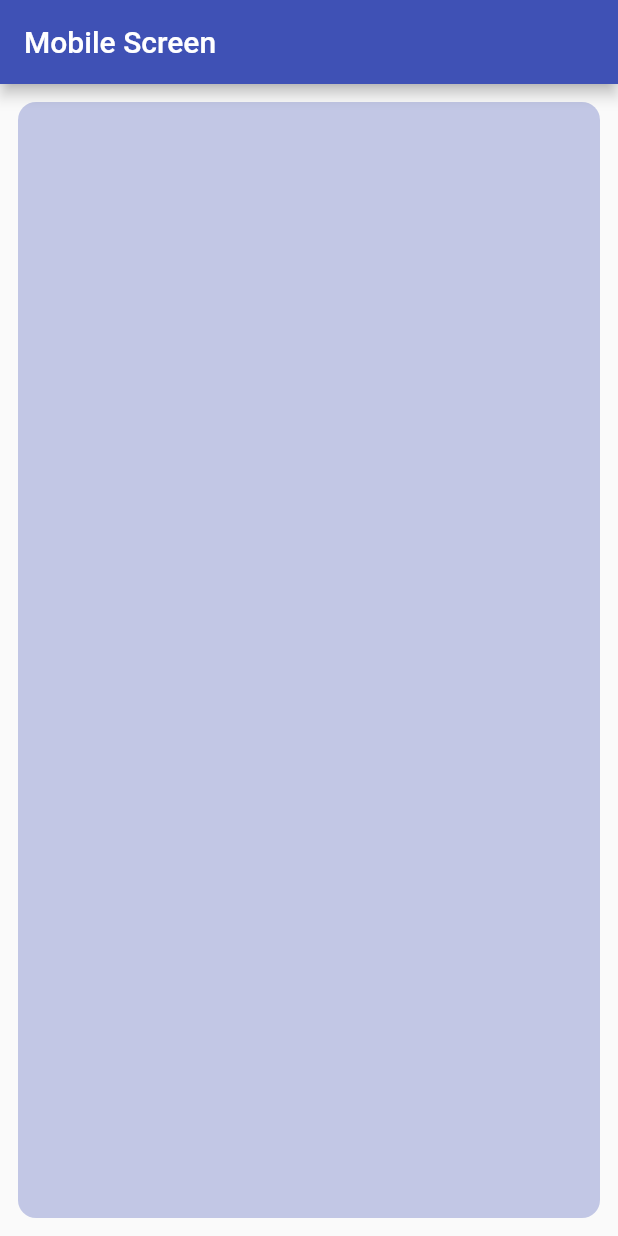
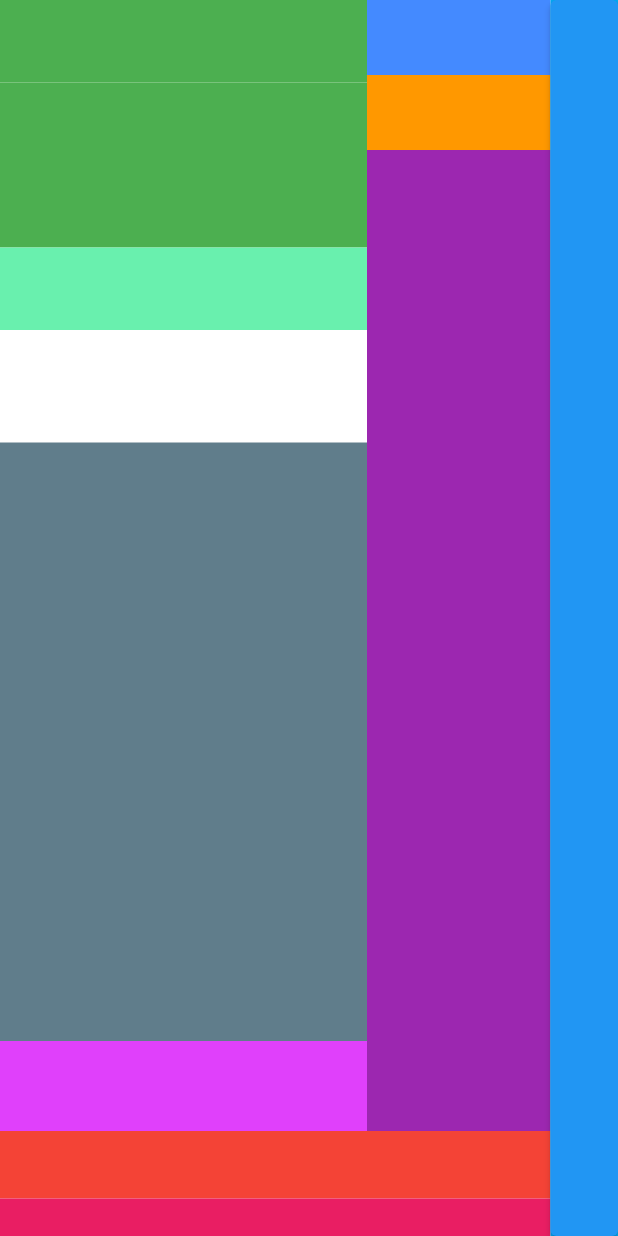
Before and after one commit to qaraee13566532/tech_scale, a Flutter app: the screen it shows after launch, on a phone screen of 412 x 824 dp. Run offline on Flutter 3.47's test engine with Material 2 defaults, Android fonts, the phone set to English and light mode, and no system bars; missing offline and left inert: window_size.

Commit message:
project folderd

```diff
--- a/lib/main.dart
+++ b/lib/main.dart
@@ -1,38 +1,30 @@
-import 'package:device_preview/device_preview.dart';
+import 'dart:io' show Platform;
+
 import 'package:flutter/material.dart';
-import 'package:responsive_builder/responsive_builder.dart';
-import 'package:tech_scale/responsive/desktop_screen..dart';
-import 'package:tech_scale/responsive/mobile_screen.dart';
-import 'package:tech_scale/responsive/tablet_screen.dart';
+import 'package:tech_scale/views/weight_scale_ui/weight_scale_ui.dart';
+import 'package:window_size/window_size.dart';
 
 void main() {
-  runApp(DevicePreview(enabled: true, builder: (contex) => MyApp()));
+  WidgetsFlutterBinding.ensureInitialized();
+  if (Platform.isWindows) {
+    setWindowMinSize(const Size(1024, 768));
+  }
+  runApp(MyApp());
 }
 
-class MyApp extends StatelessWidget {
+class MyApp extends StatefulWidget {
   const MyApp({Key? key}) : super(key: key);
 
   @override
+  State<MyApp> createState() => _MyAppState();
+}
+
+class _MyAppState extends State<MyApp> {
+  @override
   Widget build(BuildContext context) {
     return MaterialApp(
-      debugShowCheckedModeBanner: false,
-      theme: ThemeData.light().copyWith(
-        appBarTheme: AppBarTheme(color: Colors.indigo),
-        primaryColor: Colors.indigo,
-      ),
-      home: HomePage(),
-      useInheritedMediaQuery: true,
-      builder: DevicePreview.appBuilder,
-    );
+        debugShowCheckedModeBanner: false,
+        theme: ThemeData.light(),
+        home: WeightScaleUI());
   }
 }
-
-class HomePage extends StatelessWidget {
-  const HomePage({Key? key}) : super(key: key);
-
-  @override
-  Widget build(BuildContext context) {
-    return ScreenTypeLayout(
-      mobile: MobileScreen(), tablet: TabletScreen(), desktop: DesktopScreen(),);
-  }
-}
--- a/lib/responsive/desktop_screen..dart
+++ /dev/null
@@ -1,23 +0,0 @@
-import 'package:flutter/material.dart';
-
-class DesktopScreen extends StatelessWidget {
-  const DesktopScreen({Key? key}) : super(key: key);
-
-  @override
-  Widget build(BuildContext context) {
-    return Scaffold(
-      appBar: AppBar(
-        title: Text("Desktop Screen"),
-      ),
-      body: Column(
-        children: [
-          Row(
-            children: [
-              Expanded(child: child)
-            ],
-          )
-        ],
-      )
-    );
-  }
-}
--- a/lib/responsive/mobile_screen.dart
+++ /dev/null
@@ -1,21 +0,0 @@
-import 'package:flutter/material.dart';
-
-class MobileScreen extends StatelessWidget {
-  const MobileScreen({Key? key}) : super(key: key);
-
-  @override
-  Widget build(BuildContext context) {
-    return Scaffold(
-      appBar: AppBar(
-        title: Text("Mobile Screen"),
-      ),
-      body: Container(
-        margin: EdgeInsets.all(12),
-        decoration: BoxDecoration(
-          borderRadius: BorderRadius.circular(12),
-          color: Theme.of(context).primaryColor.withOpacity(0.3)
-        ),
-      ),
-    );
-  }
-}
--- a/lib/responsive/tablet_screen.dart
+++ /dev/null
@@ -1,20 +0,0 @@
-import 'package:flutter/material.dart';
-
-class TabletScreen extends StatelessWidget {
-  const TabletScreen({Key? key}) : super(key: key);
-
-  @override
-  Widget build(BuildContext context) {
-    return Scaffold(
-      appBar: AppBar(
-        title: Text("Tablet Screen"),
-      ),
-      body: Container(
-        margin: EdgeInsets.all(12),
-        decoration: BoxDecoration(
-            borderRadius: BorderRadius.circular(12),
-            color: Theme.of(context).primaryColor.withOpacity(0.3)),
-      ),
-    );
-  }
-}
--- /dev/null
+++ b/lib/views/weight_scale_ui/setting_bar.dart
@@ -0,0 +1,19 @@
+import 'package:flutter/material.dart';
+
+class SettingBar extends StatelessWidget {
+  final VoidCallback? onPressed;
+
+  SettingBar({required this.onPressed});
+
+  @override
+  Widget build(BuildContext context) {
+    return Container(
+        width: 45,
+        color: Colors.lightBlue,
+        child:ElevatedButton(
+         child: Container(),
+          onPressed : onPressed,
+        )
+    );
+  }
+}
--- /dev/null
+++ b/lib/views/weight_scale_ui/weight_scale_ui.dart
@@ -0,0 +1,120 @@
+import 'package:flutter/material.dart';
+import 'package:tech_scale/views/weight_scale_ui/setting_bar.dart';
+
+class WeightScaleUI extends StatefulWidget {
+  const WeightScaleUI({Key? key}) : super(key: key);
+
+  @override
+  State<WeightScaleUI> createState() => _WeightScaleUIState();
+}
+
+class _WeightScaleUIState extends State<WeightScaleUI> {
+  bool drwaKeys=true;
+
+  @override
+  Widget build(BuildContext context) {
+    return SafeArea(
+        child: Column(
+          children: [
+            Expanded(
+              child: Row(
+                children: [
+                  Expanded(
+                      flex: 29,
+                      child: Column(
+                        children: [
+                          Expanded(
+                            child: Row(
+                              children: [
+                                Expanded(
+                                  flex: 2,
+                                  child: Column(
+                                    children: [
+                                      Container(
+                                        height: 55,
+                                        color: Colors.green,
+                                      ),
+                                      Container(
+                                        height: 55,
+                                        color: Colors.green,
+                                      ),
+                                      Container(
+                                        height: 55,
+                                        color: Colors.green,
+                                      ),
+                                      Container(
+                                        height: 55,
+                                        color: Colors.greenAccent,
+                                      ),
+                                      Container(
+                                        height: 30,
+                                        color: Colors.white60,
+                                      ),
+                                      Container(
+                                        height: 25,
+                                        color: Colors.white60,
+                                      ),
+                                      Container(
+                                        height: 20,
+                                        color: Colors.white60,
+                                      ),
+                                      Expanded(
+                                        child: Container(
+                                          color: Colors.blueGrey,
+                                        ),
+                                      ),
+                                      Container(
+                                        height: 60,
+                                        color: Colors.purpleAccent,
+                                      ),
+                                    ],
+                                  ),
+                                ),
+                                Expanded(
+                                    flex: 1,
+                                    child: Column(
+                                      children: [
+                                        Container(
+                                          height: 50,
+                                          color: Colors.blueAccent,
+                                        ),
+                                        Container(
+                                          height: 50,
+                                          color: Colors.orange,
+                                        ),
+                                        Expanded(
+                                          child: Container(
+                                            color: Colors.purple,
+                                          ),
+                                        ),
+                                      ],
+                                    )),
+                              ],
+                            ),
+                          ),
+                          drwaKeys==true ? Container(
+                            height: 45,
+                            color: Colors.red,
+                          ):Container(
+                            height: 0,
+                          ),
+                          Container(
+                            height: 25,
+                            color: Colors.pink,
+                          ),
+                        ],
+                      )),
+                  SettingBar(
+                    onPressed: (){
+                      setState(() {
+                        drwaKeys==true ? drwaKeys=false:drwaKeys=true;
+                      });
+                    },
+                  ),
+                ],
+              ),
+            ),
+          ],
+        ));
+  }
+}
--- a/pubspec.yaml
+++ b/pubspec.yaml
@@ -32,12 +32,17 @@ dependencies:
   flutter:
     sdk: flutter
 
+  window_size:
+    git:
+      url: https://github.com/google/flutter-desktop-embedding
+      path: plugins/window_size
 
   # The following adds the Cupertino Icons font to your application.
   # Use with the CupertinoIcons class for iOS style icons.
   cupertino_icons: ^1.0.2
   device_preview: ^1.1.0
   responsive_builder: ^0.4.3
+  #desktop_window: ^0.4.0
 
 dev_dependencies:
   flutter_test:
```
Also changed, not shown: lib/views/weight_scale_ui/global_fn_keys.dart (added), lib/views/weight_scale_ui/notofication_bar.dart (added), lib/views/weight_scale_ui/taskpad/taskpad_keys.dart (added), lib/views/weight_scale_ui/taskpad/taskpad_label.dart (added), lib/views/weight_scale_ui/taskpad/taskpad_search.dart (added), lib/views/weight_scale_ui/transaction/customer_delivery_total.dart (added), lib/views/weight_scale_ui/transaction/customer_weight_fn_keys.dart (added), lib/views/weight_scale_ui/transaction/sale_grid.dart (added), lib/views/weight_scale_ui/transaction/sale_transaction.dart (added), lib/views/weight_scale_ui/weight_indicator/weight.dart (added), pubspec.lock, 6 other files.
